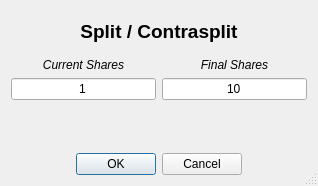
First picture: the form in ui/frmSplit.ui, repository turulomio/xulpymoney, before the edit.
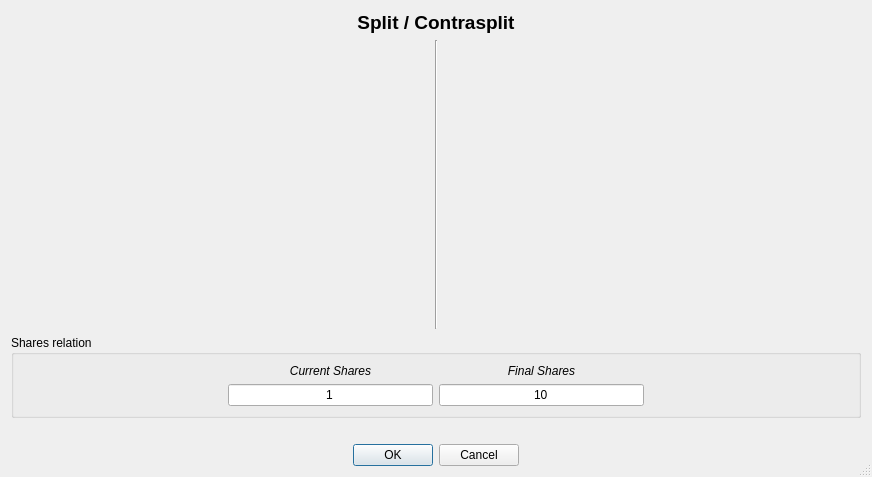
Second picture: the form after the edit. Icons and pictures are not drawn. Custom widgets are drawn as their Qt base class.

Commit message: Primera versión del nuevo split. No funciona

Patch:
```diff
--- a/ui/frmSplit.ui
+++ b/ui/frmSplit.ui
@@ -6,8 +6,8 @@
    <rect>
     <x>0</x>
     <y>0</y>
-    <width>318</width>
-    <height>186</height>
+    <width>872</width>
+    <height>477</height>
    </rect>
   </property>
   <property name="windowTitle">
@@ -20,9 +20,9 @@
   <property name="sizeGripEnabled">
    <bool>true</bool>
   </property>
-  <layout class="QHBoxLayout" name="horizontalLayout_3">
+  <layout class="QHBoxLayout" name="horizontalLayout_4">
    <item>
-    <layout class="QVBoxLayout" name="verticalLayout_3">
+    <layout class="QVBoxLayout" name="verticalLayout_4">
      <item>
       <widget class="QLabel" name="label">
        <property name="font">
@@ -41,7 +41,50 @@
       </widget>
      </item>
      <item>
-      <layout class="QHBoxLayout" name="horizontalLayout_2">
+      <layout class="QHBoxLayout" name="horizontalLayout_3">
+       <item>
+        <widget class="wdgDatetime" name="wdgDtStart" native="true">
+         <property name="sizePolicy">
+          <sizepolicy hsizetype="Preferred" vsizetype="Expanding">
+           <horstretch>0</horstretch>
+           <verstretch>0</verstretch>
+          </sizepolicy>
+         </property>
+        </widget>
+       </item>
+       <item>
+        <widget class="Line" name="line">
+         <property name="orientation">
+          <enum>Qt::Vertical</enum>
+         </property>
+        </widget>
+       </item>
+       <item>
+        <widget class="wdgDatetime" name="wdgDtEnd" native="true"/>
+       </item>
+      </layout>
+     </item>
+     <item>
+      <widget class="QGroupBox" name="groupBox">
+       <property name="title">
+        <string>Shares relation</string>
+       </property>
+       <layout class="QVBoxLayout" name="verticalLayout_3">
+        <item>
+         <layout class="QHBoxLayout" name="horizontalLayout">
+          <item>
+           <spacer name="horizontalSpacer">
+            <property name="orientation">
+             <enum>Qt::Horizontal</enum>
+            </property>
+            <property name="sizeHint" stdset="0">
+             <size>
+              <width>40</width>
+              <height>20</height>
+             </size>
+            </property>
+           </spacer>
+          </item>
        <item>
         <layout class="QVBoxLayout" name="verticalLayout">
          <item>
@@ -112,10 +155,33 @@
          </item>
         </layout>
        </item>
-      </layout>
+          <item>
+           <spacer name="horizontalSpacer_2">
+            <property name="orientation">
+             <enum>Qt::Horizontal</enum>
+            </property>
+            <property name="sizeHint" stdset="0">
+             <size>
+              <width>40</width>
+              <height>20</height>
+             </size>
+            </property>
+           </spacer>
+          </item>
+         </layout>
+        </item>
+       </layout>
+       <zorder></zorder>
+      </widget>
      </item>
      <item>
       <widget class="QLabel" name="lblExample">
+       <property name="font">
+        <font>
+         <weight>75</weight>
+         <bold>true</bold>
+        </font>
+       </property>
        <property name="alignment">
         <set>Qt::AlignCenter</set>
        </property>
@@ -125,7 +191,20 @@
       </widget>
      </item>
      <item>
-      <layout class="QHBoxLayout" name="horizontalLayout">
+      <layout class="QHBoxLayout" name="horizontalLayout_2">
+       <item>
+        <spacer name="horizontalSpacer_3">
+         <property name="orientation">
+          <enum>Qt::Horizontal</enum>
+         </property>
+         <property name="sizeHint" stdset="0">
+          <size>
+           <width>40</width>
+           <height>20</height>
+          </size>
+         </property>
+        </spacer>
+       </item>
        <item>
         <widget class="QDialogButtonBox" name="buttonbox">
          <property name="standardButtons">
@@ -136,6 +215,19 @@
          </property>
         </widget>
        </item>
+       <item>
+        <spacer name="horizontalSpacer_4">
+         <property name="orientation">
+          <enum>Qt::Horizontal</enum>
+         </property>
+         <property name="sizeHint" stdset="0">
+          <size>
+           <width>40</width>
+           <height>20</height>
+          </size>
+         </property>
+        </spacer>
+       </item>
       </layout>
      </item>
     </layout>
@@ -148,6 +240,12 @@
    <extends>QLineEdit</extends>
    <header location="global">myqlineedit</header>
   </customwidget>
+  <customwidget>
+   <class>wdgDatetime</class>
+   <extends>QWidget</extends>
+   <header location="global">wdgDatetime</header>
+   <container>1</container>
+  </customwidget>
  </customwidgets>
  <tabstops>
   <tabstop>txtInitial</tabstop>
```
Lines whose indentation alone changed are shown as unchanged. The commit also changes 9 other files.
